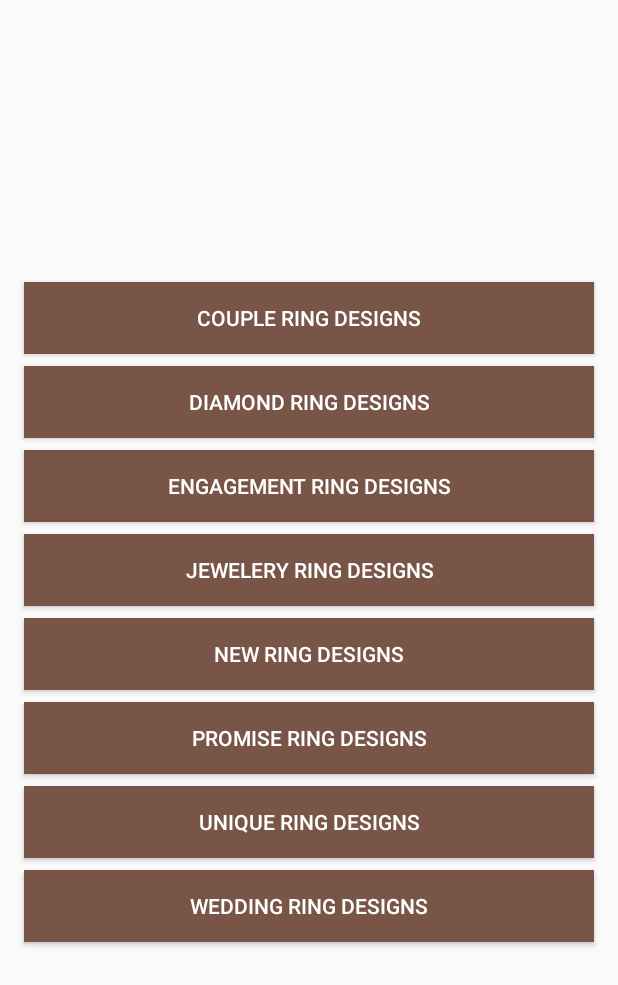
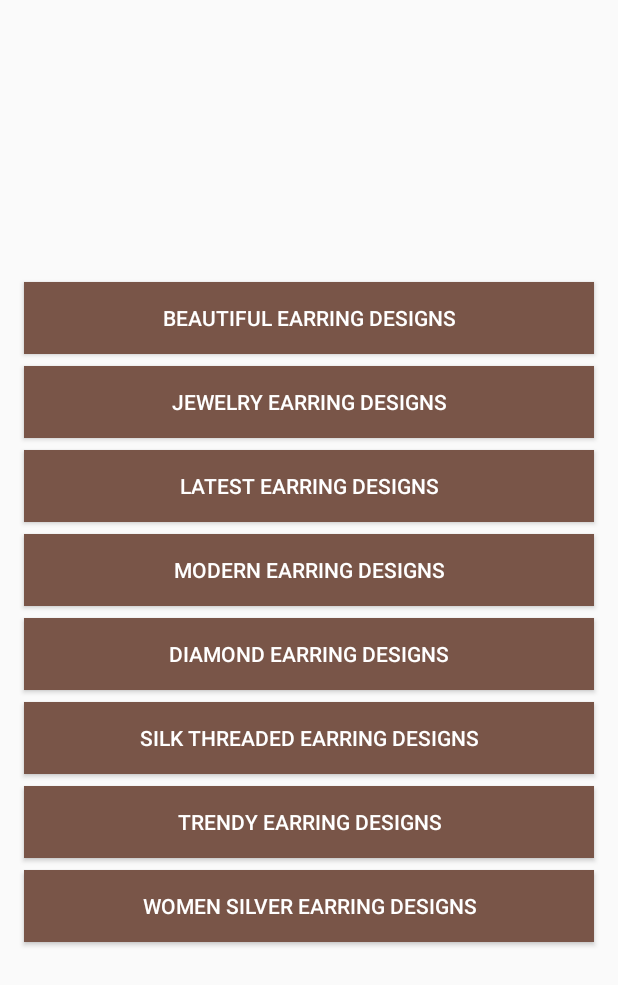
Before and after one commit to appinspire/ImageDesigns, an Android app: the CategoryActivity screen opened directly, with no data from a screen before it, on a phone screen of 412 x 824 dp. Shown: the top 985 px of the screen. Run offline under Robolectric (Android 15) with nearby library versions, the phone set to English and light mode, and no system bars; our stand-ins replace AdMob, Firebase (no records; nobody signed in at launch, a user with empty details on screens opened directly).

Commit message:
earring design completed

```diff
--- a/app/build.gradle
+++ b/app/build.gradle
@@ -4,11 +4,11 @@ android {
     compileSdkVersion 26
     buildToolsVersion "26.0.2"
     defaultConfig {
-        applicationId "com.optimisedapps.ringdesigns"
+        applicationId "com.optimisedapps.earringdesigns"
         minSdkVersion 19
         targetSdkVersion 26
         versionCode 1
-        versionName "1.0"
+        versionName "1.09"
         testInstrumentationRunner "android.support.test.runner.AndroidJUnitRunner"
     }
     buildTypes {
--- a/app/src/main/AndroidManifest.xml
+++ b/app/src/main/AndroidManifest.xml
@@ -7,10 +7,10 @@
     <application
         android:allowBackup="true"
         android:hardwareAccelerated="true"
-        android:icon="@drawable/ring_logo"
+        android:icon="@drawable/earrings_icon"
         android:label="@string/app_name"
         android:largeHeap="true"
-        android:roundIcon="@drawable/ring_logo"
+        android:roundIcon="@drawable/earrings_icon"
         android:supportsRtl="true"
         android:theme="@style/AppTheme">
         <activity
--- a/app/src/main/java/com/amanapps/imagedesigns/CategoryActivity.java
+++ b/app/src/main/java/com/amanapps/imagedesigns/CategoryActivity.java
@@ -28,7 +28,8 @@ public class CategoryActivity extends AppCompatActivity  implements View.OnClick
 
     LinearLayout adContainerBottom, adContainerTop;
     String banner_id;
-    Button buttonNew,buttonJewelry,buttonPromise,buttonDiamond,buttonCouple,buttonWedding,buttonUnique,buttonEngagement;
+    Button buttonBeautiful,buttonJewelry,buttonlatest,buttonModern,buttonNewDiamond,
+            buttonSilkThread,buttonTrendy,buttonWomen;
     @Override
     protected void onCreate(Bundle savedInstanceState) {
         super.onCreate(savedInstanceState);
@@ -39,22 +40,22 @@ public class CategoryActivity extends AppCompatActivity  implements View.OnClick
         if(banner_id!=null){
             setupMainAds();
         }
-        buttonCouple = (Button) findViewById(R.id.btn_couple);
-        buttonDiamond = (Button) findViewById(R.id.btn_diamond);
-        buttonEngagement = (Button) findViewById(R.id.btn_engagement);
-        buttonNew = (Button) findViewById(R.id.btn_new);
-        buttonPromise = (Button) findViewById(R.id.btn_promise);
-        buttonUnique = (Button) findViewById(R.id.btn_unique);
-        buttonWedding = (Button) findViewById(R.id.btn_wedding);
+        buttonBeautiful = (Button) findViewById(R.id.btn_beautiful);
+        buttonlatest = (Button) findViewById(R.id.btn_latest);
+        buttonModern = (Button) findViewById(R.id.btn_modern);
+        buttonNewDiamond = (Button) findViewById(R.id.btn_diamond);
+        buttonSilkThread = (Button) findViewById(R.id.btn_silk);
+        buttonTrendy = (Button) findViewById(R.id.btn_trendy);
+        buttonWomen = (Button) findViewById(R.id.btn_women);
         buttonJewelry = (Button) findViewById(R.id.btn_jewellery);
 
-        buttonCouple.setOnClickListener(this);
-        buttonDiamond.setOnClickListener(this);
-        buttonEngagement.setOnClickListener(this);
-        buttonNew.setOnClickListener(this);
-        buttonPromise.setOnClickListener(this);
-        buttonUnique.setOnClickListener(this);
-        buttonWedding.setOnClickListener(this);
+        buttonBeautiful.setOnClickListener(this);
+        buttonlatest.setOnClickListener(this);
+        buttonModern.setOnClickListener(this);
+        buttonNewDiamond.setOnClickListener(this);
+        buttonSilkThread.setOnClickListener(this);
+        buttonTrendy.setOnClickListener(this);
+        buttonWomen.setOnClickListener(this);
         buttonJewelry.setOnClickListener(this);
 
     }
@@ -102,38 +103,38 @@ public class CategoryActivity extends AppCompatActivity  implements View.OnClick
         int id = view.getId();
         Intent intent = new Intent(this,ImagesActivity.class);
         switch (id) {
-            case R.id.btn_couple:
-                intent.putExtra(Constants.DATA, CategoryEnum.COUPLE.getValue());
+            case R.id.btn_beautiful:
+                intent.putExtra(Constants.DATA, CategoryEnum.BEAUTIFUL.getValue());
                 startActivity(intent);
                 break;
             case R.id.btn_diamond:
-                intent.putExtra(Constants.DATA, CategoryEnum.DIAMOND.getValue());
-                startActivity(intent);
-                break;
-            case R.id.btn_engagement:
-                intent.putExtra(Constants.DATA, CategoryEnum.ENGAGEMENT.getValue());
-                startActivity(intent);
-                break;
-            case R.id.btn_new:
-                intent.putExtra(Constants.DATA, CategoryEnum.NEW.getValue());
-                startActivity(intent);
-                break;
-            case R.id.btn_promise:
-                intent.putExtra(Constants.DATA, CategoryEnum.PROMISE.getValue());
-                startActivity(intent);
-                break;
-            case R.id.btn_unique:
-                intent.putExtra(Constants.DATA, CategoryEnum.UNIQUE.getValue());
-                startActivity(intent);
-                break;
-            case R.id.btn_wedding:
-                intent.putExtra(Constants.DATA, CategoryEnum.WEDDING.getValue());
+                intent.putExtra(Constants.DATA, CategoryEnum.NEW_DIAMOND.getValue());
                 startActivity(intent);
                 break;
             case R.id.btn_jewellery:
                 intent.putExtra(Constants.DATA, CategoryEnum.JEWELLERY.getValue());
                 startActivity(intent);
                 break;
+            case R.id.btn_latest:
+                intent.putExtra(Constants.DATA, CategoryEnum.LATEST.getValue());
+                startActivity(intent);
+                break;
+            case R.id.btn_modern:
+                intent.putExtra(Constants.DATA, CategoryEnum.MODERN.getValue());
+                startActivity(intent);
+                break;
+            case R.id.btn_silk:
+                intent.putExtra(Constants.DATA, CategoryEnum.SILK.getValue());
+                startActivity(intent);
+                break;
+            case R.id.btn_trendy:
+                intent.putExtra(Constants.DATA, CategoryEnum.TRENDY.getValue());
+                startActivity(intent);
+                break;
+            case R.id.btn_women:
+                intent.putExtra(Constants.DATA, CategoryEnum.JEWELLERY.getValue());
+                startActivity(intent);
+                break;
         }
     }
 }
--- a/app/src/main/java/com/amanapps/imagedesigns/MainActivity.java
+++ b/app/src/main/java/com/amanapps/imagedesigns/MainActivity.java
@@ -89,7 +89,7 @@ public class MainActivity extends AppCompatActivity implements View.OnClickListe
 
             }
         };
-        mDatabase.child("ringdesigns").addValueEventListener(valueEventListener);
+        mDatabase.child(Constants.APP_NAME).addValueEventListener(valueEventListener);
         designs_card = (CardView) findViewById(R.id.designs);
         share_app_card = (CardView) findViewById(R.id.share_app);
         more_apps_card = (CardView) findViewById(R.id.more_apps);
@@ -239,7 +239,7 @@ public class MainActivity extends AppCompatActivity implements View.OnClickListe
     @Override
     protected void onPause() {
         super.onPause();
-        mDatabase.child("ringdesigns").removeEventListener(valueEventListener);
+        mDatabase.child(Constants.APP_NAME).removeEventListener(valueEventListener);
     }
 
     @Override
--- a/app/src/main/java/com/amanapps/imagedesigns/utils/Constants.java
+++ b/app/src/main/java/com/amanapps/imagedesigns/utils/Constants.java
@@ -8,4 +8,5 @@ public class Constants {
     public static final String FIRST_RUN = "first_time_run";
     public static final String BANNER_ID= "admob_banner_id";
     public static final String DATA= "data";
+    public static final String APP_NAME= "earingdesigns";
 }
--- a/app/src/main/res/layout/activity_category.xml
+++ b/app/src/main/res/layout/activity_category.xml
@@ -35,9 +35,39 @@
             android:layout_marginStart="@dimen/spacing_medium"
             android:layout_marginEnd="@dimen/spacing_medium"
             android:layout_marginBottom="@dimen/spacing_medium"
-            android:id="@+id/btn_couple"
+            android:id="@+id/btn_beautiful"
             android:textColor="@color/colorWhite"
-            android:text="Couple Ring Designs"
+            android:text="Beautiful Earring Designs"
+            android:background="@color/colorPrimary"
+            android:layout_width="match_parent"
+            android:layout_height="wrap_content" />
+        <Button
+            android:layout_marginStart="@dimen/spacing_medium"
+            android:layout_marginEnd="@dimen/spacing_medium"
+            android:layout_marginBottom="@dimen/spacing_medium"
+            android:id="@+id/btn_jewellery"
+            android:textColor="@color/colorWhite"
+            android:text="Jewelry Earring Designs"
+            android:background="@color/colorPrimary"
+            android:layout_width="match_parent"
+            android:layout_height="wrap_content" />
+        <Button
+            android:layout_marginStart="@dimen/spacing_medium"
+            android:layout_marginEnd="@dimen/spacing_medium"
+            android:layout_marginBottom="@dimen/spacing_medium"
+            android:id="@+id/btn_latest"
+            android:textColor="@color/colorWhite"
+            android:text="Latest Earring Designs"
+            android:background="@color/colorPrimary"
+            android:layout_width="match_parent"
+            android:layout_height="wrap_content" />
+        <Button
+            android:layout_marginStart="@dimen/spacing_medium"
+            android:layout_marginEnd="@dimen/spacing_medium"
+            android:layout_marginBottom="@dimen/spacing_medium"
+            android:id="@+id/btn_modern"
+            android:textColor="@color/colorWhite"
+            android:text="Modern Earring Designs"
             android:background="@color/colorPrimary"
             android:layout_width="match_parent"
             android:layout_height="wrap_content" />
@@ -47,7 +77,7 @@
             android:layout_marginBottom="@dimen/spacing_medium"
             android:id="@+id/btn_diamond"
             android:textColor="@color/colorWhite"
-            android:text="Diamond Ring Designs"
+            android:text="Diamond Earring Designs"
             android:background="@color/colorPrimary"
             android:layout_width="match_parent"
             android:layout_height="wrap_content" />
@@ -55,9 +85,9 @@
             android:layout_marginStart="@dimen/spacing_medium"
             android:layout_marginEnd="@dimen/spacing_medium"
             android:layout_marginBottom="@dimen/spacing_medium"
-            android:id="@+id/btn_engagement"
+            android:id="@+id/btn_silk"
             android:textColor="@color/colorWhite"
-            android:text="Engagement Ring Designs"
+            android:text="Silk Threaded Earring Designs"
             android:background="@color/colorPrimary"
             android:layout_width="match_parent"
             android:layout_height="wrap_content" />
@@ -65,9 +95,9 @@
             android:layout_marginStart="@dimen/spacing_medium"
             android:layout_marginEnd="@dimen/spacing_medium"
             android:layout_marginBottom="@dimen/spacing_medium"
-            android:id="@+id/btn_jewellery"
+            android:id="@+id/btn_trendy"
             android:textColor="@color/colorWhite"
-            android:text="Jewelery Ring Designs"
+            android:text="Trendy Earring Designs"
             android:background="@color/colorPrimary"
             android:layout_width="match_parent"
             android:layout_height="wrap_content" />
@@ -75,39 +105,9 @@
             android:layout_marginStart="@dimen/spacing_medium"
             android:layout_marginEnd="@dimen/spacing_medium"
             android:layout_marginBottom="@dimen/spacing_medium"
-            android:id="@+id/btn_new"
+            android:id="@+id/btn_women"
             android:textColor="@color/colorWhite"
-            android:text="New Ring Designs"
-            android:background="@color/colorPrimary"
-            android:layout_width="match_parent"
-            android:layout_height="wrap_content" />
-        <Button
-            android:layout_marginStart="@dimen/spacing_medium"
-            android:layout_marginEnd="@dimen/spacing_medium"
-            android:layout_marginBottom="@dimen/spacing_medium"
-            android:id="@+id/btn_promise"
-            android:textColor="@color/colorWhite"
-            android:text="Promise Ring Designs"
-            android:background="@color/colorPrimary"
-            android:layout_width="match_parent"
-            android:layout_height="wrap_content" />
-        <Button
-            android:layout_marginStart="@dimen/spacing_medium"
-            android:layout_marginEnd="@dimen/spacing_medium"
-            android:layout_marginBottom="@dimen/spacing_medium"
-            android:id="@+id/btn_unique"
-            android:textColor="@color/colorWhite"
-            android:text="Unique Ring Designs"
-            android:background="@color/colorPrimary"
-            android:layout_width="match_parent"
-            android:layout_height="wrap_content" />
-        <Button
-            android:layout_marginStart="@dimen/spacing_medium"
-            android:layout_marginEnd="@dimen/spacing_medium"
-            android:layout_marginBottom="@dimen/spacing_medium"
-            android:id="@+id/btn_wedding"
-            android:textColor="@color/colorWhite"
-            android:text="Wedding Ring Designs"
+            android:text="Women Silver Earring Designs"
             android:background="@color/colorPrimary"
             android:layout_width="match_parent"
             android:layout_height="wrap_content" />
--- a/app/src/main/res/layout/activity_main.xml
+++ b/app/src/main/res/layout/activity_main.xml
@@ -38,14 +38,14 @@
                         android:layout_weight="8"
                         android:scaleType="centerCrop"
                         android:background="@color/colorLightGrey2"
-                        android:src="@drawable/ring_cover"
+                        android:src="@drawable/earing_cover"
                         android:layout_height="0dp" />
                     <TextView
                         android:layout_width="wrap_content"
                         android:layout_weight="2"
                         android:textSize="21sp"
                         android:gravity="center"
-                        android:text="Ring Designs"
+                        android:text="Earring Designs"
                         android:layout_height="0dp" />
 
                 </LinearLayout>
--- a/app/src/main/res/layout/activity_splash.xml
+++ b/app/src/main/res/layout/activity_splash.xml
@@ -12,7 +12,7 @@
         android:layout_marginEnd="16dp"
         android:layout_marginStart="16dp"
         android:layout_marginTop="8dp"
-        android:src="@drawable/ring_ic_splash"
+        android:src="@drawable/earrings_icon"
         app:layout_constraintBottom_toTopOf="@+id/text_appname"
         app:layout_constraintEnd_toEndOf="parent"
         app:layout_constraintHorizontal_bias="0.5"
@@ -26,7 +26,7 @@
         android:id="@+id/text_appname"
         android:layout_width="wrap_content"
         android:layout_height="wrap_content"
-        android:layout_marginTop="@dimen/spacing_medium"
+        android:layout_marginTop="@dimen/spacing_large"
         android:layout_marginBottom="@dimen/spacing_medium"
         android:layout_marginEnd="@dimen/spacing_medium"
         android:layout_marginStart="@dimen/spacing_medium"
--- a/app/src/main/res/values/strings.xml
+++ b/app/src/main/res/values/strings.xml
@@ -1,5 +1,5 @@
 <resources>
-    <string name="app_name">Ring Designs</string>
+    <string name="app_name">Earring Designs</string>
     <string name="splash_text">Ring Designs</string>
     <string name="msg_exit">Are you sure you want to exit?</string>
     <string name="button_cancel">Cancel</string>
```
Also changed, not shown: app/src/main/java/com/amanapps/imagedesigns/ImagesActivity.java (+15 -15 lines), app/src/main/java/com/amanapps/imagedesigns/enums/CategoryEnum.java (+7 -7 lines), app/src/main/java/com/amanapps/imagedesigns/models/Configuration.java (+7 -7 lines), app/src/main/res/drawable/earing_cover.jpg (added), app/src/main/res/drawable/earrings_icon.png (added), app/src/main/res/drawable/ring_cover.png (deleted), app/src/main/res/drawable/ring_ic_splash.png (deleted), app/src/main/res/drawable/ring_logo.png (deleted), 1 other file.
